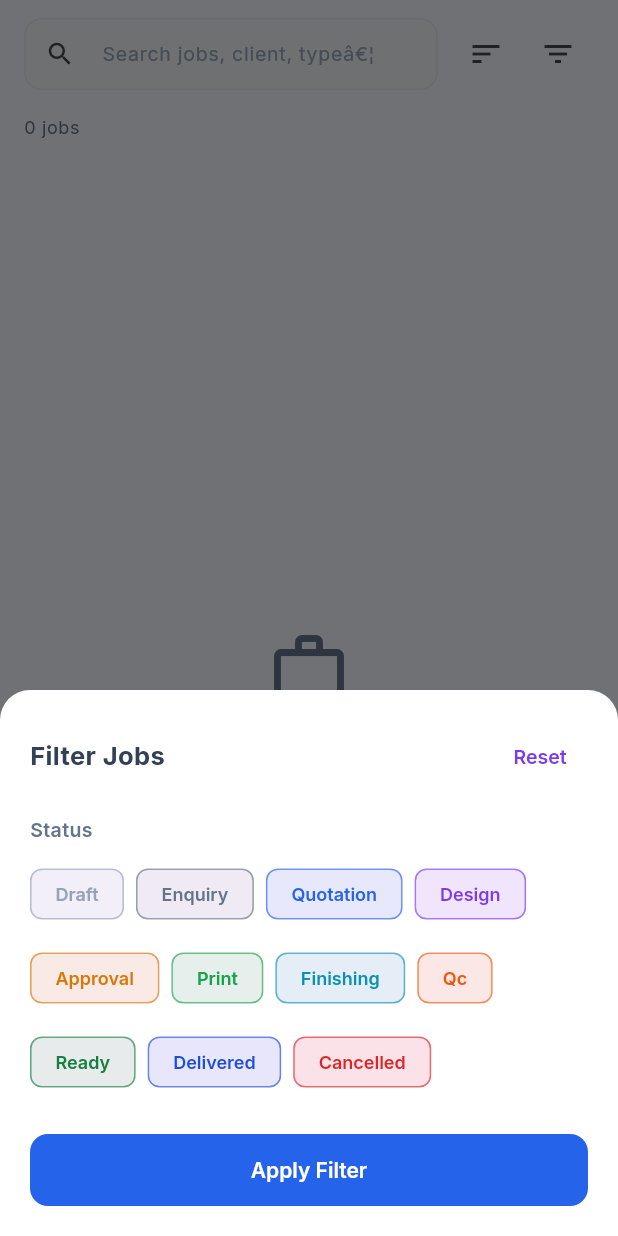
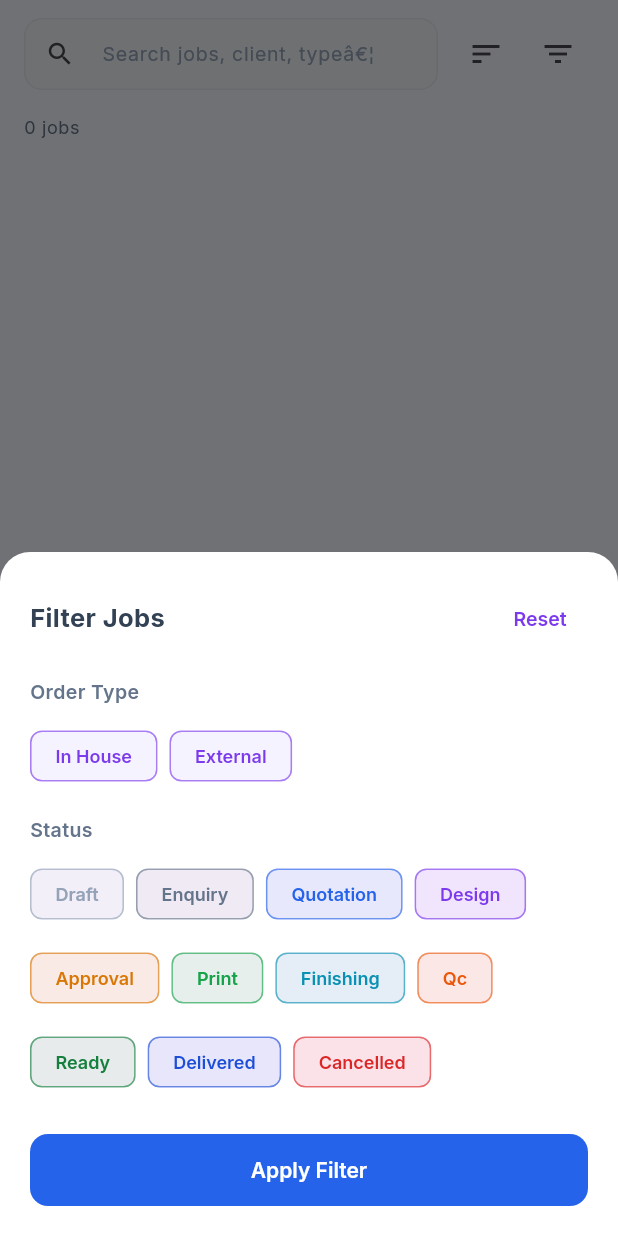
Before and after one commit to prateeksharmaand/motipaperconvertors, a Flutter app: the _JobsView screen opened directly, after a tap on the "filter list" icon, on a phone screen of 412 x 824 dp. Run offline on Flutter 3.47's test engine with Material 3 defaults, Android fonts, the phone set to English and light mode, and no system bars; our stand-ins replace bloc, dio, equatable, firebase_core, firebase_messaging, fl_chart and 6 more; accounts and stored records are empty; network calls fail.

Commit message:
feat: port admin panel changes (post 26-Aug-2026) to mobile app
- job_model: add taxInvoiceNo, invoiceDate to Job; add paperCost,
  computedCost to JobPaper with effectiveCost getter
- job_form_screen: filter paper stock by inventory_type matching orderType;
  re-fetch paper stock when orderType changes and clear invalid selections;
  rename helaCost → thelaCost (label); fix lamination 'glass' → 'gloss';
  add orderType 'external' option; add Tax Invoice No + Invoice Date fields
  in Step 5; update review summary
- job_detail_screen: show paper cost per line in _PapersCard; show Tax
  Invoice No and Invoice Date in Financial card
- jobs_bloc: add orderTypeFilter state + pass order_type query param
- jobs_screen: add Order Type filter chips (In House / External) in filter
  sheet; show active orderType chip in filter bar

Co-Authored-By: Claude Sonnet 4.6 <noreply@anthropic.com>

```diff
--- a/mobile_admin/lib/features/jobs/jobs_bloc.dart
+++ b/mobile_admin/lib/features/jobs/jobs_bloc.dart
@@ -23,8 +23,9 @@ class JobsFilterChanged extends JobsEvent {
   final String? status;
   final String? clientId;
   final String? machineId;
-  const JobsFilterChanged({this.status, this.clientId, this.machineId});
-  @override List<Object?> get props => [status, clientId, machineId];
+  final String? orderType;
+  const JobsFilterChanged({this.status, this.clientId, this.machineId, this.orderType});
+  @override List<Object?> get props => [status, clientId, machineId, orderType];
 }
 class JobsFilterCleared extends JobsEvent { const JobsFilterCleared(); }
 class JobsNextPageRequested extends JobsEvent { const JobsNextPageRequested(); }
@@ -54,6 +55,7 @@ class JobsState extends Equatable {
   final String? statusFilter;
   final String? clientFilter;
   final String? machineFilter;
+  final String? orderTypeFilter;
   final String sortBy;
   final String sortDir;
   final String? error;
@@ -69,12 +71,13 @@ class JobsState extends Equatable {
     this.statusFilter,
     this.clientFilter,
     this.machineFilter,
+    this.orderTypeFilter,
     this.sortBy = 'created_at',
     this.sortDir = 'desc',
     this.error,
   });
 
-  bool get hasActiveFilters => statusFilter != null || clientFilter != null || machineFilter != null || search.isNotEmpty;
+  bool get hasActiveFilters => statusFilter != null || clientFilter != null || machineFilter != null || orderTypeFilter != null || search.isNotEmpty;
 
   JobsState copyWith({
     List<Job>? jobs, bool? isLoading, bool? isLoadingMore, bool? hasMore,
@@ -82,6 +85,7 @@ class JobsState extends Equatable {
     String? statusFilter, bool clearStatus = false,
     String? clientFilter, bool clearClient = false,
     String? machineFilter, bool clearMachine = false,
+    String? orderTypeFilter, bool clearOrderType = false,
     String? sortBy, String? sortDir,
     String? error, bool clearError = false,
   }) => JobsState(
@@ -95,12 +99,13 @@ class JobsState extends Equatable {
     statusFilter: clearStatus ? null : (statusFilter ?? this.statusFilter),
     clientFilter: clearClient ? null : (clientFilter ?? this.clientFilter),
     machineFilter: clearMachine ? null : (machineFilter ?? this.machineFilter),
+    orderTypeFilter: clearOrderType ? null : (orderTypeFilter ?? this.orderTypeFilter),
     sortBy: sortBy ?? this.sortBy,
     sortDir: sortDir ?? this.sortDir,
     error: clearError ? null : (error ?? this.error),
   );
 
-  @override List<Object?> get props => [jobs, isLoading, isLoadingMore, page, search, statusFilter, sortBy, sortDir];
+  @override List<Object?> get props => [jobs, isLoading, isLoadingMore, page, search, statusFilter, orderTypeFilter, sortBy, sortDir];
 }
 
 // ── BLoC ──────────────────────────────────────────────────
@@ -125,6 +130,7 @@ class JobsBloc extends Bloc<JobsEvent, JobsState> {
     if (state.statusFilter != null) 'status': state.statusFilter,
     if (state.clientFilter != null) 'clientId': state.clientFilter,
     if (state.machineFilter != null) 'machineId': state.machineFilter,
+    if (state.orderTypeFilter != null) 'order_type': state.orderTypeFilter,
   };
 
   Future<void> _onLoad(JobsLoadRequested event, Emitter<JobsState> emit) async {
@@ -148,12 +154,13 @@ class JobsBloc extends Bloc<JobsEvent, JobsState> {
       statusFilter: event.status, clearStatus: event.status == null,
       clientFilter: event.clientId, clearClient: event.clientId == null,
       machineFilter: event.machineId, clearMachine: event.machineId == null,
+      orderTypeFilter: event.orderType, clearOrderType: event.orderType == null,
     ));
     await _onLoad(const JobsLoadRequested(), emit);
   }
 
   Future<void> _onClearFilter(JobsFilterCleared event, Emitter<JobsState> emit) async {
-    emit(state.copyWith(clearStatus: true, clearClient: true, clearMachine: true, search: ''));
+    emit(state.copyWith(clearStatus: true, clearClient: true, clearMachine: true, clearOrderType: true, search: ''));
     await _onLoad(const JobsLoadRequested(), emit);
   }
 
--- a/mobile_admin/lib/features/jobs/jobs_screen.dart
+++ b/mobile_admin/lib/features/jobs/jobs_screen.dart
@@ -233,6 +233,11 @@ class _JobsViewState extends State<_JobsView> {
   void _showFilters(BuildContext ctx, JobsState state) {
     final bloc = ctx.read<JobsBloc>();
     String? selectedStatus = state.statusFilter;
+    String? selectedOrderType = state.orderTypeFilter;
+    const orderTypes = [
+      ('in_house', 'In House'),
+      ('external', 'External'),
+    ];
     showModalBottomSheet(
       context: ctx,
       isScrollControlled: true,
@@ -246,6 +251,21 @@ class _JobsViewState extends State<_JobsView> {
               const Text('Filter Jobs', style: TextStyle(fontSize: 17, fontWeight: FontWeight.w700)),
               TextButton(onPressed: () { Navigator.pop(context); bloc.add(const JobsFilterCleared()); }, child: const Text('Reset')),
             ]),
+            const SizedBox(height: 16),
+            const Text('Order Type', style: TextStyle(fontSize: 13, fontWeight: FontWeight.w600, color: AppColors.textMuted)),
+            const SizedBox(height: 8),
+            Wrap(spacing: 8, runSpacing: 8, children: orderTypes.map(((String, String) ot) {
+              final selected = selectedOrderType == ot.$1;
+              return FilterChip(
+                label: Text(ot.$2, style: TextStyle(fontSize: 12, color: selected ? Colors.white : AppColors.primary, fontWeight: FontWeight.w600)),
+                selected: selected,
+                onSelected: (_) => setModal(() => selectedOrderType = selected ? null : ot.$1),
+                backgroundColor: AppColors.primaryLight,
+                selectedColor: AppColors.primary,
+                checkmarkColor: Colors.white,
+                side: BorderSide(color: AppColors.primary.withValues(alpha: 0.4)),
+              );
+            }).toList()),
             const SizedBox(height: 16),
             const Text('Status', style: TextStyle(fontSize: 13, fontWeight: FontWeight.w600, color: AppColors.textMuted)),
             const SizedBox(height: 8),
@@ -264,7 +284,7 @@ class _JobsViewState extends State<_JobsView> {
             }).toList()),
             const SizedBox(height: 24),
             SizedBox(width: double.infinity, child: ElevatedButton(
-              onPressed: () { Navigator.pop(context); bloc.add(JobsFilterChanged(status: selectedStatus)); },
+              onPressed: () { Navigator.pop(context); bloc.add(JobsFilterChanged(status: selectedStatus, orderType: selectedOrderType)); },
               style: ElevatedButton.styleFrom(backgroundColor: AppColors.secondary),
               child: const Text('Apply Filter'),
             )),
@@ -287,6 +307,8 @@ class _FilterChips extends StatelessWidget {
       scrollDirection: Axis.horizontal,
       padding: const EdgeInsets.fromLTRB(16, 4, 16, 4),
       child: Row(children: [
+        if (state.orderTypeFilter != null)
+          _chip(context, state.orderTypeFilter == 'in_house' ? 'In House' : 'External', () => context.read<JobsBloc>().add(const JobsFilterChanged())),
         if (state.statusFilter != null)
           _chip(context, Fmt.statusLabel(state.statusFilter!), () => context.read<JobsBloc>().add(const JobsFilterChanged())),
         if (state.search.isNotEmpty)
--- a/mobile_admin/lib/models/job_model.dart
+++ b/mobile_admin/lib/models/job_model.dart
@@ -26,6 +26,8 @@ class Job {
   final String? printOperatorName;
   final String? laminationType;
   final bool? isLamination;
+  final String? taxInvoiceNo;
+  final String? invoiceDate;
   final List<JobPaper> papers;
 
   const Job({
@@ -56,6 +58,8 @@ class Job {
     this.printOperatorName,
     this.laminationType,
     this.isLamination,
+    this.taxInvoiceNo,
+    this.invoiceDate,
     this.papers = const [],
   });
 
@@ -87,6 +91,8 @@ class Job {
     printOperatorName: j['print_operator_name'] as String?,
     laminationType: j['lamination_type'] as String?,
     isLamination: j['is_lamination'] as bool?,
+    taxInvoiceNo: j['tax_invoice_no'] as String?,
+    invoiceDate: j['invoice_date'] as String?,
     papers: (j['papers'] as List? ?? []).map((p) => JobPaper.fromJson(p as Map<String, dynamic>)).toList(),
   );
 }
@@ -99,6 +105,8 @@ class JobPaper {
   final String? size;
   final String? unit;
   final int sheetCount;
+  final double? paperCost;
+  final double? computedCost;
 
   const JobPaper({
     required this.id,
@@ -108,7 +116,11 @@ class JobPaper {
     this.size,
     this.unit,
     required this.sheetCount,
+    this.paperCost,
+    this.computedCost,
   });
+
+  double? get effectiveCost => paperCost ?? computedCost;
 
   factory JobPaper.fromJson(Map<String, dynamic> j) => JobPaper(
     id: j['id'] as String,
@@ -118,6 +130,8 @@ class JobPaper {
     size: j['size'] as String?,
     unit: j['unit'] as String?,
     sheetCount: j['sheet_count'] as int? ?? 0,
+    paperCost: double.tryParse(j['paper_cost']?.toString() ?? ''),
+    computedCost: double.tryParse(j['computed_cost']?.toString() ?? ''),
   );
 }
 
```
Also changed, not shown: mobile_admin/lib/features/jobs/job_detail_screen.dart (+11 -2 lines), mobile_admin/lib/features/jobs/job_form_screen.dart (+67 -11 lines).
